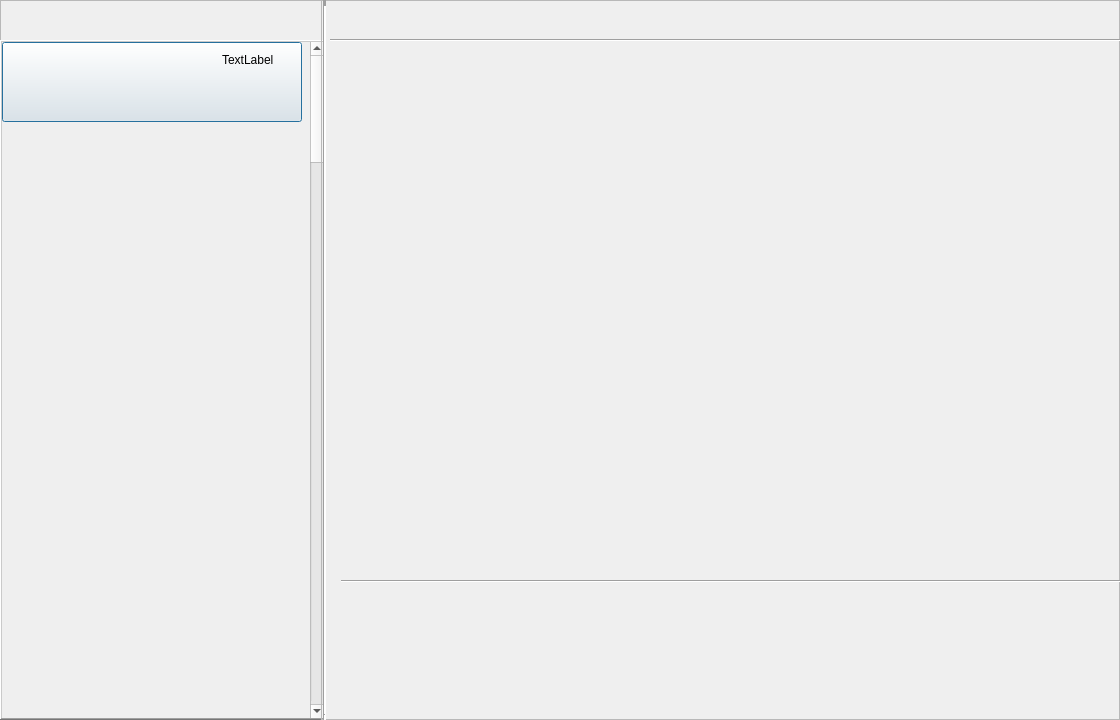
First picture: the form in app/Ui/contact/contactUi.ui, repository LC044/WeChatMsg, before the edit.
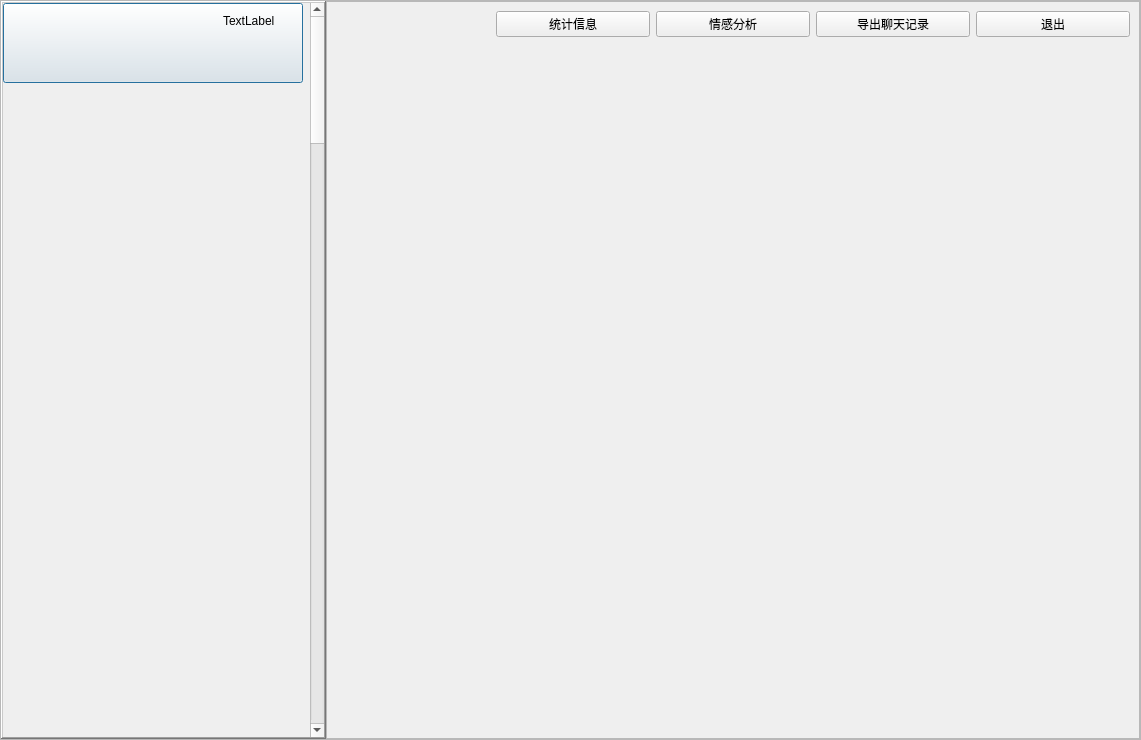
Second picture: the form after the edit.

Commit message: 新增对话情感分析，增加窗口自适应，新增emotion界面

What changed in the file:
```diff
--- a/app/Ui/contact/contactUi.ui
+++ b/app/Ui/contact/contactUi.ui
@@ -6,8 +6,8 @@
    <rect>
     <x>0</x>
     <y>0</y>
-    <width>1120</width>
-    <height>720</height>
+                <width>1141</width>
+                <height>740</height>
    </rect>
   </property>
   <property name="cursor">
@@ -19,36 +19,60 @@
   <property name="autoFillBackground">
    <bool>false</bool>
   </property>
+        <layout class="QHBoxLayout" name="horizontalLayout">
+            <property name="spacing">
+                <number>0</number>
+            </property>
+            <property name="leftMargin">
+                <number>0</number>
+            </property>
+            <property name="topMargin">
+                <number>0</number>
+            </property>
+            <property name="rightMargin">
+                <number>0</number>
+            </property>
+            <property name="bottomMargin">
+                <number>0</number>
+            </property>
+            <item>
   <widget class="QFrame" name="frame_2">
-   <property name="geometry">
-    <rect>
-     <x>0</x>
-     <y>0</y>
-     <width>1120</width>
-     <height>720</height>
-    </rect>
-   </property>
    <property name="frameShape">
     <enum>QFrame::StyledPanel</enum>
    </property>
    <property name="frameShadow">
     <enum>QFrame::Raised</enum>
    </property>
+                    <layout class="QHBoxLayout" name="horizontalLayout_2">
+                        <property name="spacing">
+                            <number>0</number>
+                        </property>
+                        <property name="leftMargin">
+                            <number>0</number>
+                        </property>
+                        <property name="topMargin">
+                            <number>0</number>
+                        </property>
+                        <property name="rightMargin">
+                            <number>0</number>
+                        </property>
+                        <property name="bottomMargin">
+                            <number>0</number>
+                        </property>
+                        <item>
    <widget class="QScrollArea" name="scrollArea">
     <property name="enabled">
      <bool>true</bool>
     </property>
-    <property name="geometry">
-     <rect>
-      <x>0</x>
-      <y>40</y>
-      <width>326</width>
-      <height>680</height>
-     </rect>
+                                <property name="minimumSize">
+                                    <size>
+                                        <width>325</width>
+                                        <height>0</height>
+                                    </size>
     </property>
     <property name="maximumSize">
      <size>
-      <width>400</width>
+                                        <width>325</width>
       <height>150000</height>
      </size>
     </property>
@@ -125,58 +149,25 @@
      </widget>
     </widget>
    </widget>
+                        </item>
+                        <item>
    <widget class="QFrame" name="frame">
-    <property name="geometry">
-     <rect>
-      <x>321</x>
-      <y>0</y>
-      <width>801</width>
-      <height>720</height>
-     </rect>
-    </property>
     <property name="frameShape">
      <enum>QFrame::StyledPanel</enum>
     </property>
     <property name="frameShadow">
      <enum>QFrame::Raised</enum>
     </property>
-    <widget class="Line" name="line_3">
-     <property name="geometry">
-      <rect>
-       <x>2</x>
-       <y>0</y>
-       <width>3</width>
-       <height>720</height>
-      </rect>
-     </property>
-     <property name="lineWidth">
-      <number>6</number>
-     </property>
-     <property name="orientation">
-      <enum>Qt::Vertical</enum>
-     </property>
-    </widget>
-    <widget class="Line" name="line_2">
-     <property name="geometry">
-      <rect>
-       <x>9</x>
-       <y>30</y>
-       <width>831</width>
-       <height>20</height>
-      </rect>
-     </property>
-     <property name="orientation">
-      <enum>Qt::Horizontal</enum>
-     </property>
-    </widget>
+                                <layout class="QVBoxLayout" name="verticalLayout" stretch="1,30">
+                                    <item>
+                                        <layout class="QHBoxLayout" name="horizontalLayout_3">
+                                            <item>
     <widget class="QLabel" name="label_remark">
-     <property name="geometry">
-      <rect>
-       <x>30</x>
-       <y>0</y>
-       <width>351</width>
-       <height>41</height>
-      </rect>
+                                                    <property name="maximumSize">
+                                                        <size>
+                                                            <width>16777215</width>
+                                                            <height>100</height>
+                                                        </size>
      </property>
      <property name="font">
       <font>
@@ -187,21 +178,47 @@
       <string/>
      </property>
     </widget>
-    <widget class="Line" name="line">
-     <property name="geometry">
-      <rect>
-       <x>20</x>
-       <y>580</y>
-       <width>800</width>
-       <height>3</height>
-      </rect>
-     </property>
-     <property name="orientation">
-      <enum>Qt::Horizontal</enum>
-     </property>
-    </widget>
-   </widget>
-  </widget>
+                                            </item>
+                                            <item>
+                                                <widget class="QPushButton" name="btn_analysis">
+                                                    <property name="text">
+                                                        <string>统计信息</string>
+                                                    </property>
+                                                </widget>
+                                            </item>
+                                            <item>
+                                                <widget class="QPushButton" name="btn_emotion">
+                                                    <property name="text">
+                                                        <string>情感分析</string>
+                                                    </property>
+                                                </widget>
+                                            </item>
+                                            <item>
+                                                <widget class="QPushButton" name="btn_output">
+                                                    <property name="text">
+                                                        <string>导出聊天记录</string>
+                                                    </property>
+                                                </widget>
+                                            </item>
+                                            <item>
+                                                <widget class="QPushButton" name="btn_back">
+                                                    <property name="text">
+                                                        <string>退出</string>
+                                                    </property>
+                                                </widget>
+                                            </item>
+                                        </layout>
+                                    </item>
+                                    <item>
+                                        <widget class="QWidget" name="widget" native="true"/>
+                                    </item>
+                                </layout>
+                            </widget>
+                        </item>
+                    </layout>
+                </widget>
+            </item>
+        </layout>
  </widget>
  <resources/>
  <connections/>
```
Lines whose indentation alone changed are shown as unchanged. The commit also changes 21 other files.
